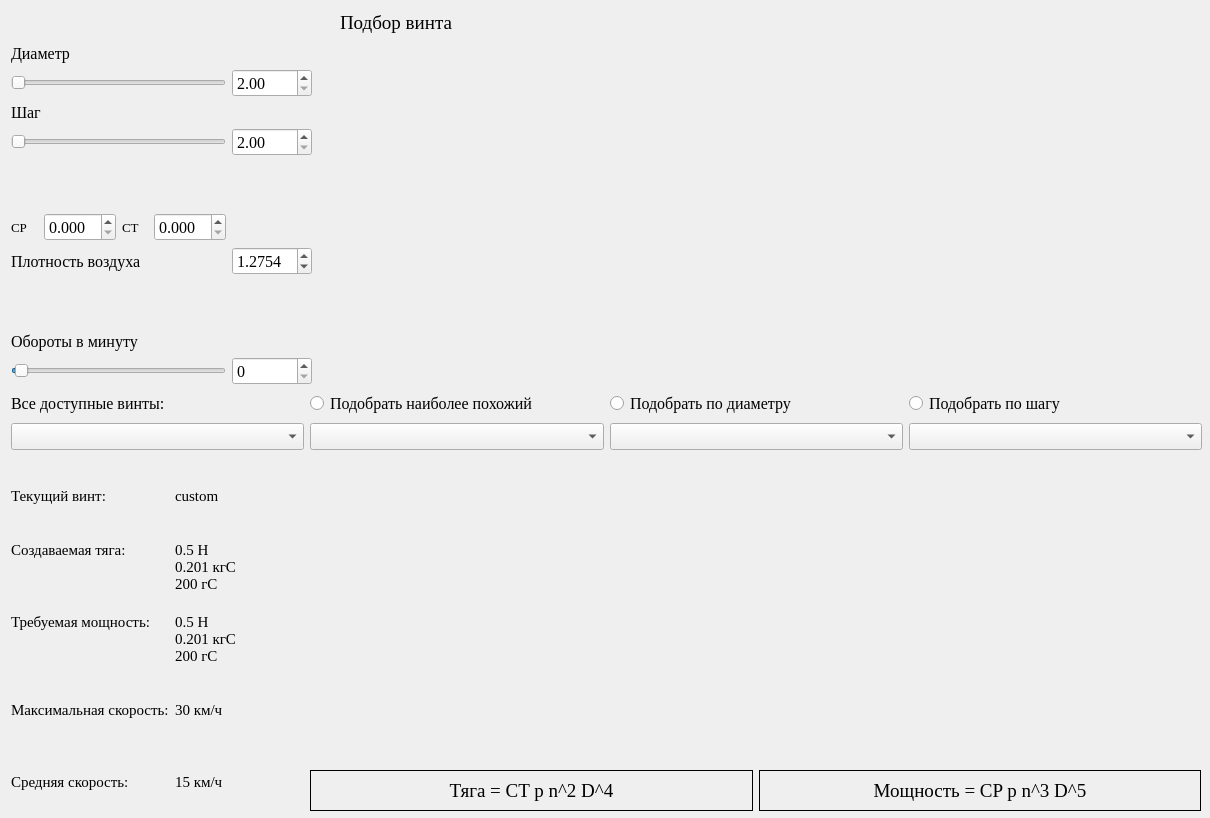
First picture: the form in main_win.ui, repository Kronars/Diplom, before the edit.
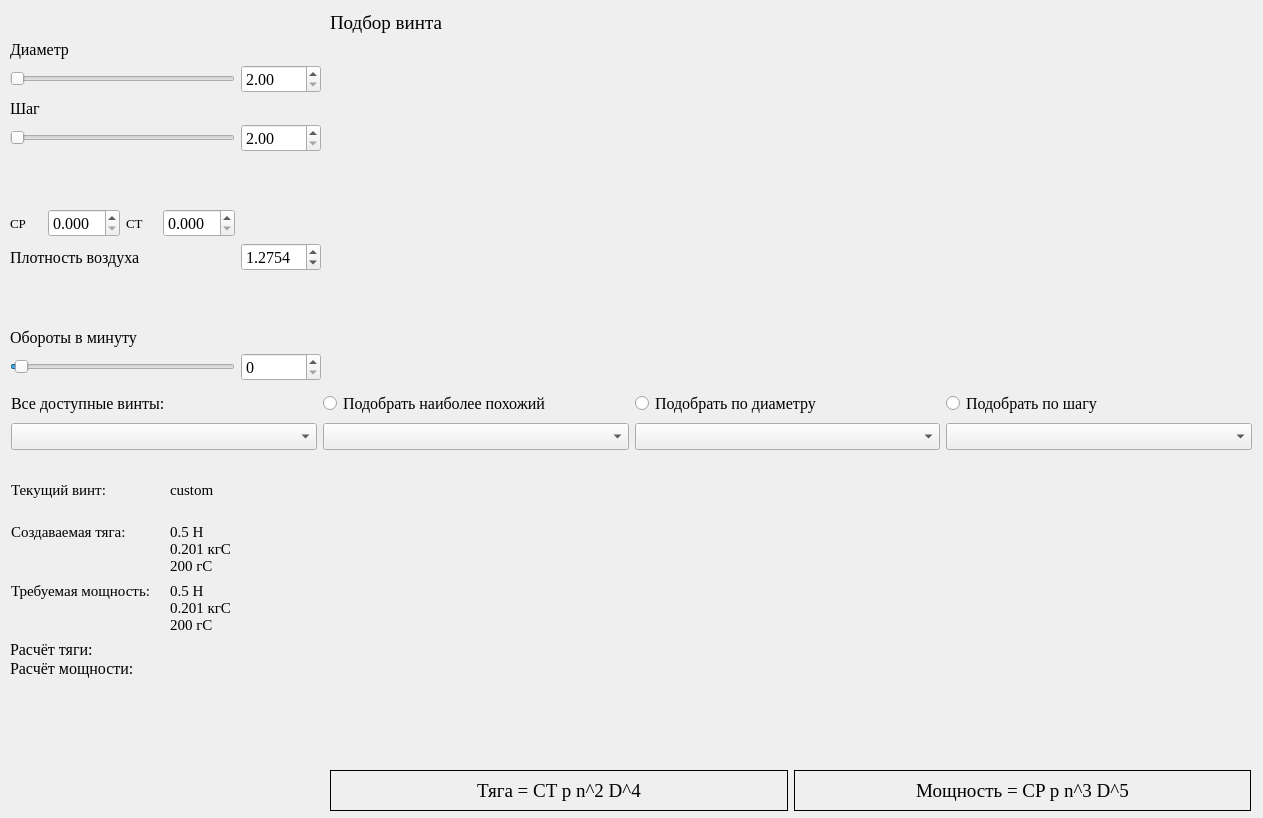
Second picture: the form after the edit. Icons and pictures are not drawn. Custom widgets are drawn as their Qt base class.

```diff
--- a/main_win.ui
+++ b/main_win.ui
@@ -6,7 +6,7 @@
    <rect>
     <x>0</x>
     <y>0</y>
-    <width>1210</width>
+    <width>1263</width>
     <height>818</height>
    </rect>
   </property>
@@ -33,7 +33,7 @@
    <widget class="QLabel" name="title">
     <property name="geometry">
      <rect>
-      <x>340</x>
+      <x>330</x>
       <y>10</y>
       <width>148</width>
       <height>26</height>
@@ -58,9 +58,9 @@
    <widget class="QWidget" name="gridLayoutWidget">
     <property name="geometry">
      <rect>
-      <x>11</x>
-      <y>44</y>
-      <width>301</width>
+      <x>10</x>
+      <y>40</y>
+      <width>311</width>
       <height>341</height>
      </rect>
     </property>
@@ -304,23 +304,11 @@
      <rect>
       <x>11</x>
       <y>463</y>
-      <width>281</width>
-      <height>351</height>
+      <width>311</width>
+      <height>171</height>
      </rect>
     </property>
     <layout class="QGridLayout" name="stats_lay">
-     <item row="4" column="1">
-      <widget class="QLabel" name="mean_speed_val">
-       <property name="font">
-        <font>
-         <pointsize>11</pointsize>
-        </font>
-       </property>
-       <property name="text">
-        <string>15 км/ч</string>
-       </property>
-      </widget>
-     </item>
      <item row="0" column="0">
       <widget class="QLabel" name="curr_prop_text">
        <property name="font">
@@ -333,19 +321,6 @@
        </property>
       </widget>
      </item>
-     <item row="3" column="1">
-      <widget class="QLabel" name="max_speed_val">
-       <property name="font">
-        <font>
-         <pointsize>11</pointsize>
-         <kerning>true</kerning>
-        </font>
-       </property>
-       <property name="text">
-        <string>30 км/ч</string>
-       </property>
-      </widget>
-     </item>
      <item row="2" column="0">
       <widget class="QLabel" name="pwr_text">
        <property name="font">
@@ -387,18 +362,6 @@
        </property>
       </widget>
      </item>
-     <item row="4" column="0">
-      <widget class="QLabel" name="mean_speed_text">
-       <property name="font">
-        <font>
-         <pointsize>11</pointsize>
-        </font>
-       </property>
-       <property name="text">
-        <string>Средняя скорость:</string>
-       </property>
-      </widget>
-     </item>
      <item row="2" column="1">
       <widget class="QLabel" name="pwr_vals">
        <property name="font">
@@ -414,18 +377,6 @@
        </property>
       </widget>
      </item>
-     <item row="3" column="0">
-      <widget class="QLabel" name="max_speed_text">
-       <property name="font">
-        <font>
-         <pointsize>11</pointsize>
-        </font>
-       </property>
-       <property name="text">
-        <string>Максимальная скорость:</string>
-       </property>
-      </widget>
-     </item>
      <item row="1" column="0">
       <widget class="QLabel" name="thr_text">
        <property name="font">
@@ -447,7 +398,7 @@
      <rect>
       <x>11</x>
       <y>390</y>
-      <width>1191</width>
+      <width>1241</width>
       <height>63</height>
      </rect>
     </property>
@@ -483,7 +434,26 @@
       <widget class="QComboBox" name="selected_d_props"/>
      </item>
      <item row="1" column="0">
-      <widget class="QComboBox" name="all_sort_box"/>
+      <widget class="QComboBox" name="all_sort_box">
+       <property name="sizePolicy">
+        <sizepolicy hsizetype="Preferred" vsizetype="Fixed">
+         <horstretch>0</horstretch>
+         <verstretch>0</verstretch>
+        </sizepolicy>
+       </property>
+       <property name="baseSize">
+        <size>
+         <width>0</width>
+         <height>0</height>
+        </size>
+       </property>
+       <property name="acceptDrops">
+        <bool>false</bool>
+       </property>
+       <property name="sizeAdjustPolicy">
+        <enum>QComboBox::AdjustToMinimumContentsLength</enum>
+       </property>
+      </widget>
      </item>
      <item row="0" column="0">
       <widget class="QLabel" name="all_sort_title">
@@ -497,9 +467,9 @@
    <widget class="QWidget" name="layoutWidget">
     <property name="geometry">
      <rect>
-      <x>340</x>
+      <x>330</x>
       <y>40</y>
-      <width>861</width>
+      <width>921</width>
       <height>341</height>
      </rect>
     </property>
@@ -532,9 +502,9 @@
    <widget class="GraphicsLayoutWidget" name="graphWidget" native="true">
     <property name="geometry">
      <rect>
-      <x>310</x>
-      <y>465</y>
-      <width>891</width>
+      <x>330</x>
+      <y>470</y>
+      <width>921</width>
       <height>295</height>
      </rect>
     </property>
@@ -542,9 +512,9 @@
    <widget class="QWidget" name="horizontalLayoutWidget">
     <property name="geometry">
      <rect>
-      <x>310</x>
+      <x>330</x>
       <y>770</y>
-      <width>891</width>
+      <width>921</width>
       <height>41</height>
      </rect>
     </property>
@@ -617,6 +587,36 @@
      </item>
     </layout>
    </widget>
+   <widget class="QLabel" name="full_calc">
+    <property name="geometry">
+     <rect>
+      <x>10</x>
+      <y>640</y>
+      <width>311</width>
+      <height>171</height>
+     </rect>
+    </property>
+    <property name="text">
+     <string>Расчёт тяги: 
+Расчёт мощности: 
+</string>
+    </property>
+    <property name="textFormat">
+     <enum>Qt::AutoText</enum>
+    </property>
+    <property name="scaledContents">
+     <bool>false</bool>
+    </property>
+    <property name="alignment">
+     <set>Qt::AlignLeading|Qt::AlignLeft|Qt::AlignTop</set>
+    </property>
+    <property name="wordWrap">
+     <bool>true</bool>
+    </property>
+    <property name="textInteractionFlags">
+     <set>Qt::TextSelectableByKeyboard|Qt::TextSelectableByMouse</set>
+    </property>
+   </widget>
   </widget>
  </widget>
  <customwidgets>
```
Left out of the diff: 14 changed lines with no effect on the pictures.
